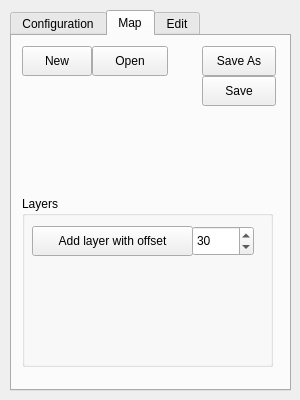
The window that Annchienta/games/editor/editor.ui (sago007/annchienta) describes before a commit, drawn with Qt 5.
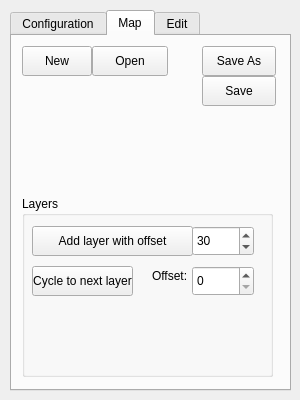
The same window after the commit.

Patch:
```diff
--- a/Annchienta/games/editor/editor.ui
+++ b/Annchienta/games/editor/editor.ui
@@ -222,7 +222,7 @@
        <x>10</x>
        <y>160</y>
        <width>251</width>
-       <height>171</height>
+       <height>181</height>
       </rect>
      </property>
      <property name="title" >
@@ -260,6 +260,51 @@
        <number>30</number>
       </property>
      </widget>
+     <widget class="QPushButton" name="cycleLayerButton" >
+      <property name="geometry" >
+       <rect>
+        <x>10</x>
+        <y>70</y>
+        <width>101</width>
+        <height>30</height>
+       </rect>
+      </property>
+      <property name="text" >
+       <string>Cycle to next layer</string>
+      </property>
+     </widget>
+     <widget class="QSpinBox" name="layerZBox" >
+      <property name="geometry" >
+       <rect>
+        <x>170</x>
+        <y>70</y>
+        <width>62</width>
+        <height>30</height>
+       </rect>
+      </property>
+      <property name="suffix" >
+       <string/>
+      </property>
+      <property name="maximum" >
+       <number>199</number>
+      </property>
+      <property name="value" >
+       <number>0</number>
+      </property>
+     </widget>
+     <widget class="QLabel" name="label_5" >
+      <property name="geometry" >
+       <rect>
+        <x>130</x>
+        <y>70</y>
+        <width>35</width>
+        <height>20</height>
+       </rect>
+      </property>
+      <property name="text" >
+       <string>Offset:</string>
+      </property>
+     </widget>
     </widget>
    </widget>
    <widget class="QWidget" name="editTab" >
```
